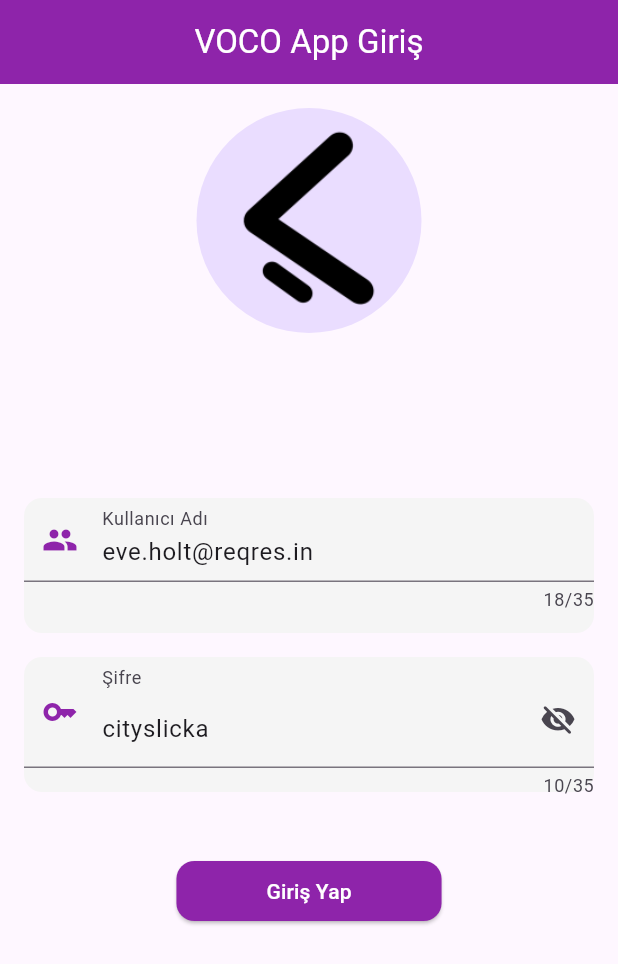
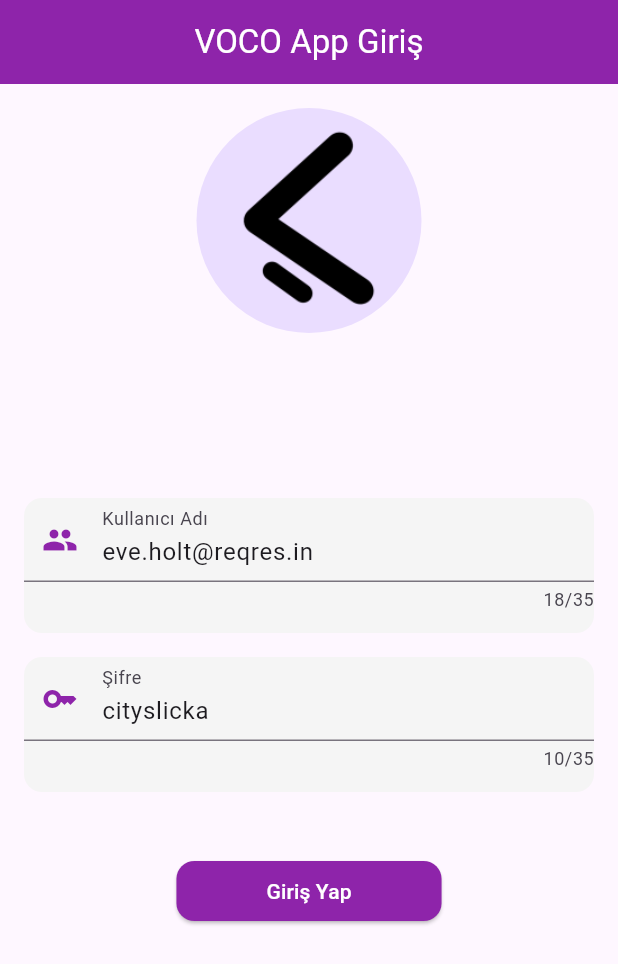
Before and after one commit to burhankck/voco_task_project, a Flutter app: the screen it shows after launch, on a phone screen of 412 x 824 dp. Shown: the top 964 px of the screen. Run offline on Flutter 3.47's test engine with Material 3 defaults, Android fonts, the phone set to English and light mode, and no system bars; our stand-ins replace flutter_riverpod, flutter_screenutil, shared_preferences; missing offline and left inert: reflectable; accounts and stored records are empty; statements that could not run were skipped.

Commit message:
voco  project finished.

```diff
--- a/lib/presentation/view/login_view.dart
+++ b/lib/presentation/view/login_view.dart
@@ -6,10 +6,10 @@ import 'package:voco_task_project/main.dart';
 
 class LoginView extends ConsumerStatefulWidget {
   @override
-  ConsumerState<LoginView> createState() => _ConsumerLoginPageState();
+  ConsumerState<LoginView> createState() => _LoginPageState();
 }
 
-class _ConsumerLoginPageState extends ConsumerState<LoginView> with _PageProperties {
+class _LoginPageState extends ConsumerState<LoginView> with _PageProperties {
   @override
   void initState() {
     super.initState();
@@ -98,23 +98,7 @@ class _ConsumerLoginPageState extends ConsumerState<LoginView> with _PagePropert
                       Icons.key_outlined,
                       color: Colors.purple.shade600,
                     ),
-                      suffix: IconButton(
-                        onPressed: () {
-                          ref.watch(LoginProvider).changeIsSecure();
-                        },
-                        icon: Consumer(
-                          builder: (context, WidgetRef ref, child) {
-                            return ref.watch(LoginProvider).isSecure
-                                ? Icon(Icons.visibility)
-                                : Icon(Icons.visibility_off_rounded);
-                            // return Icon(
-                            //     color: Colors.purple.shade500,
-                            //     ref.watch(LoginProvider).isSecure
-                            //         ? Icons.visibility
-                            //         : Icons.visibility_off);
-                          },
                   ),
-                      )),
                   // inputFormatters: [
                   //   LengthLimitingTextInputFormatter(15),
                   // ],
```
Lines whose indentation alone changed are shown as unchanged.
